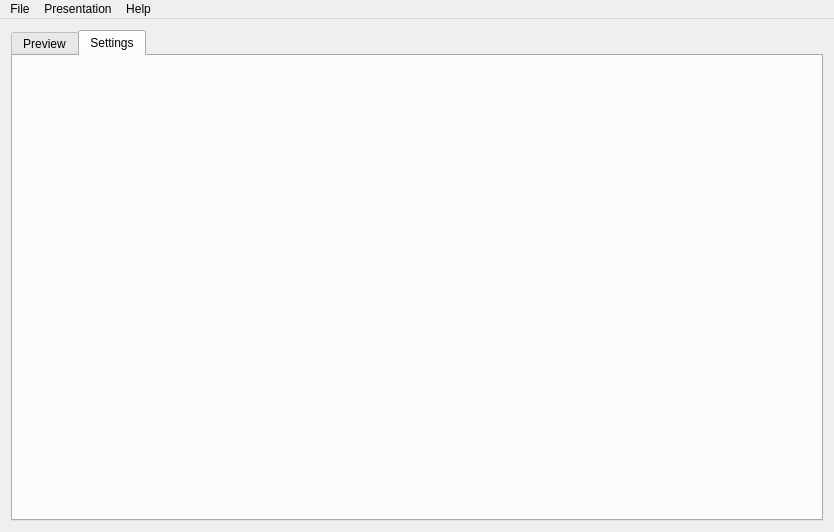
Before: the Qt Designer form mainwindow.ui in MrHase/Presentation, drawn with Qt 5.
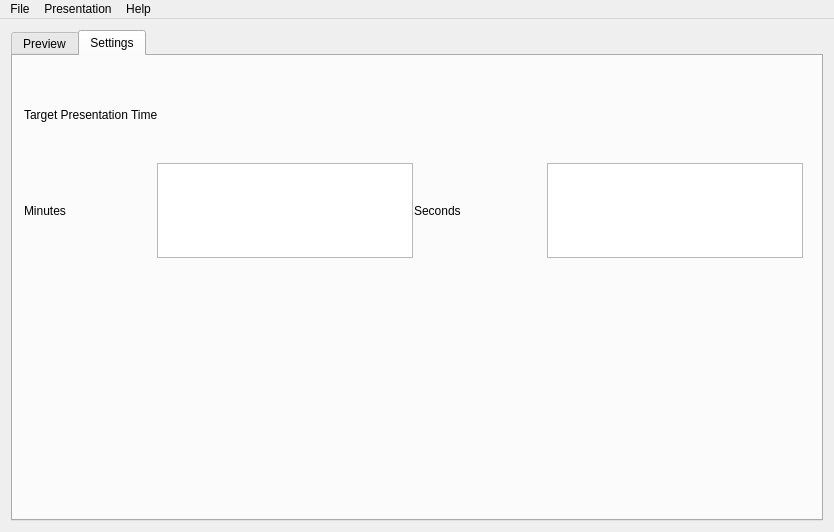
After: the same form once the commit is applied. The open tabs and pages were chosen to show the change.

Commit message: A few adaptation to the lecturerscreen. espacially the look Also prepared a new function to set the target presentation time

What changed in the file:
```diff
--- a/mainwindow.ui
+++ b/mainwindow.ui
@@ -121,6 +121,81 @@
        <attribute name="title">
         <string>Settings</string>
        </attribute>
+       <widget class="QWidget" name="verticalLayoutWidget">
+        <property name="geometry">
+         <rect>
+          <x>0</x>
+          <y>0</y>
+          <width>801</width>
+          <height>213</height>
+         </rect>
+        </property>
+        <layout class="QVBoxLayout" name="verticalLayout_2" stretch="1,1">
+         <property name="spacing">
+          <number>1</number>
+         </property>
+         <item>
+          <widget class="QLabel" name="label">
+           <property name="text">
+            <string>Target Presentation Time</string>
+           </property>
+          </widget>
+         </item>
+         <item>
+          <layout class="QHBoxLayout" name="horizontalLayout_3" stretch="0,0,0,0">
+           <property name="spacing">
+            <number>1</number>
+           </property>
+           <item>
+            <widget class="QLabel" name="label_3">
+             <property name="sizePolicy">
+              <sizepolicy hsizetype="Expanding" vsizetype="Preferred">
+               <horstretch>0</horstretch>
+               <verstretch>0</verstretch>
+              </sizepolicy>
+             </property>
+             <property name="text">
+              <string>Minutes</string>
+             </property>
+            </widget>
+           </item>
+           <item>
+            <widget class="QTextEdit" name="textEdit">
+             <property name="sizePolicy">
+              <sizepolicy hsizetype="Expanding" vsizetype="Preferred">
+               <horstretch>0</horstretch>
+               <verstretch>0</verstretch>
+              </sizepolicy>
+             </property>
+            </widget>
+           </item>
+           <item>
+            <widget class="QLabel" name="label_2">
+             <property name="sizePolicy">
+              <sizepolicy hsizetype="Expanding" vsizetype="Preferred">
+               <horstretch>0</horstretch>
+               <verstretch>0</verstretch>
+              </sizepolicy>
+             </property>
+             <property name="text">
+              <string>Seconds</string>
+             </property>
+            </widget>
+           </item>
+           <item>
+            <widget class="QTextEdit" name="textEdit_2">
+             <property name="sizePolicy">
+              <sizepolicy hsizetype="Expanding" vsizetype="Preferred">
+               <horstretch>0</horstretch>
+               <verstretch>0</verstretch>
+              </sizepolicy>
+             </property>
+            </widget>
+           </item>
+          </layout>
+         </item>
+        </layout>
+       </widget>
       </widget>
      </widget>
     </item>
```
Left out of the diff: 5 changed lines with no effect on the pictures. The commit also changes 6 other files.
